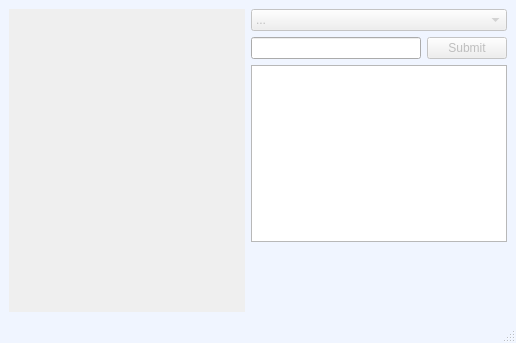
First picture: the form in src/view/editorwindow.ui, repository xcerv/icp-project, before the edit.
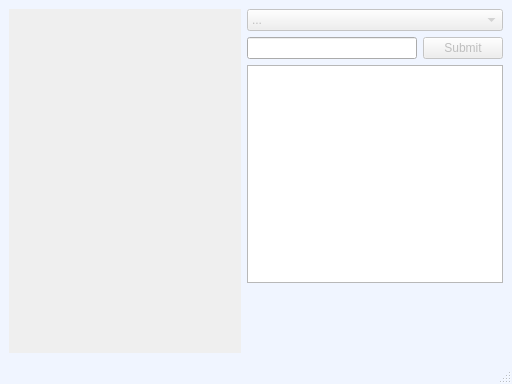
Second picture: the form after the edit. Icons and pictures are not drawn.

Commit message: style: Change default window factors/sizes; hide variableDisplay if too big

What changed in the file:
```diff
--- a/src/view/editorwindow.ui
+++ b/src/view/editorwindow.ui
@@ -6,8 +6,8 @@
    <rect>
     <x>0</x>
     <y>0</y>
-    <width>516</width>
-    <height>343</height>
+    <width>512</width>
+    <height>384</height>
    </rect>
   </property>
   <property name="windowTitle">
@@ -124,8 +124,8 @@
           <rect>
            <x>0</x>
            <y>0</y>
-           <width>232</width>
-           <height>281</height>
+           <width>228</width>
+           <height>322</height>
           </rect>
          </property>
          <layout class="QGridLayout" name="gridLayout"/>
```
Left out of the diff: 2 changed lines with no effect on the pictures. The commit also changes 3 other files.
